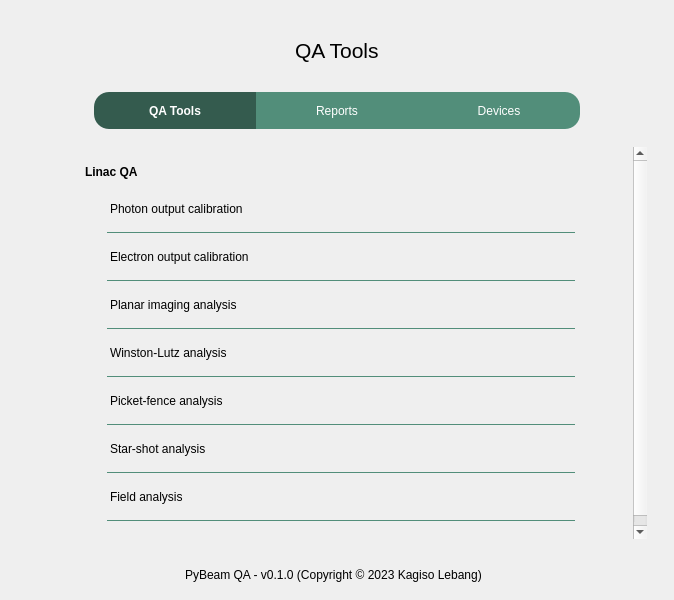
This is ui/qt_ui/appMainWin.ui in Quantico-Bullet/PyBeam-QA as Qt 5 draws it before an edit. The edited form follows.
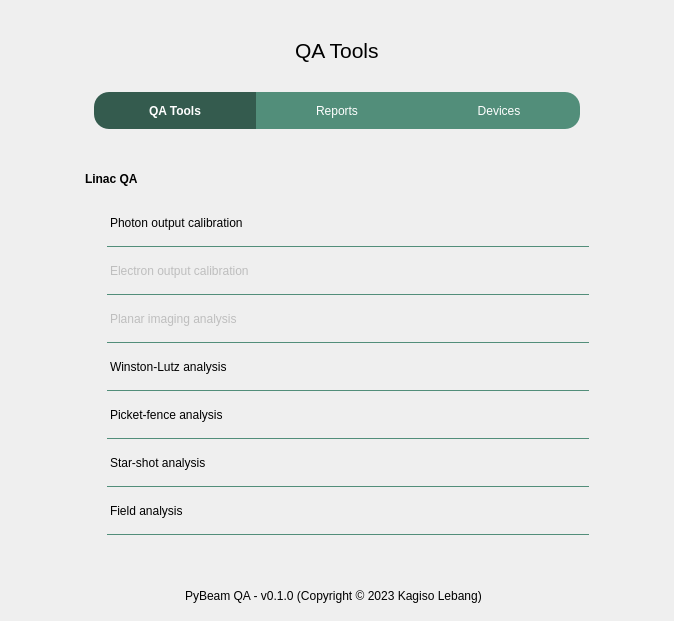
This is the edited form. Icons and pictures are not drawn.

Patch:
```diff
--- a/ui/qt_ui/appMainWin.ui
+++ b/ui/qt_ui/appMainWin.ui
@@ -7,7 +7,7 @@
     <x>0</x>
     <y>0</y>
     <width>674</width>
-    <height>600</height>
+    <height>621</height>
    </rect>
   </property>
   <property name="sizePolicy">
@@ -16,15 +16,6 @@
     <verstretch>0</verstretch>
    </sizepolicy>
   </property>
-  <property name="windowTitle">
-   <string>MainWindow</string>
-  </property>
-  <property name="styleSheet">
-   <string notr="true"/>
-  </property>
-  <property name="animated">
-   <bool>true</bool>
-  </property>
   <widget class="QWidget" name="centralwidget">
    <layout class="QVBoxLayout" name="verticalLayout">
     <item>
@@ -270,8 +261,8 @@
                       <rect>
                        <x>0</x>
                        <y>0</y>
-                       <width>600</width>
-                       <height>417</height>
+                       <width>614</width>
+                       <height>401</height>
                       </rect>
                      </property>
                      <layout class="QHBoxLayout" name="horizontalLayout">
@@ -435,6 +426,9 @@
                            </item>
                            <item>
                             <widget class="QFrame" name="electronCalib">
+                             <property name="enabled">
+                              <bool>false</bool>
+                             </property>
                              <property name="sizePolicy">
                               <sizepolicy hsizetype="MinimumExpanding" vsizetype="Fixed">
                                <horstretch>0</horstretch>
@@ -514,6 +508,9 @@
                            </item>
                            <item>
                             <widget class="QFrame" name="planarImagingAnalysis">
+                             <property name="enabled">
+                              <bool>false</bool>
+                             </property>
                              <property name="sizePolicy">
                               <sizepolicy hsizetype="MinimumExpanding" vsizetype="Fixed">
                                <horstretch>0</horstretch>
@@ -929,22 +926,6 @@
                            </item>
                           </layout>
                          </item>
-                         <item>
-                          <spacer name="verticalSpacer_8">
-                           <property name="orientation">
-                            <enum>Qt::Vertical</enum>
-                           </property>
-                           <property name="sizeType">
-                            <enum>QSizePolicy::MinimumExpanding</enum>
-                           </property>
-                           <property name="sizeHint" stdset="0">
-                            <size>
-                             <width>20</width>
-                             <height>10</height>
-                            </size>
-                           </property>
-                          </spacer>
-                         </item>
                          <item>
                           <spacer name="verticalSpacer_3">
                            <property name="orientation">
```
Left out of the diff: 4 changed lines with no effect on the pictures.
